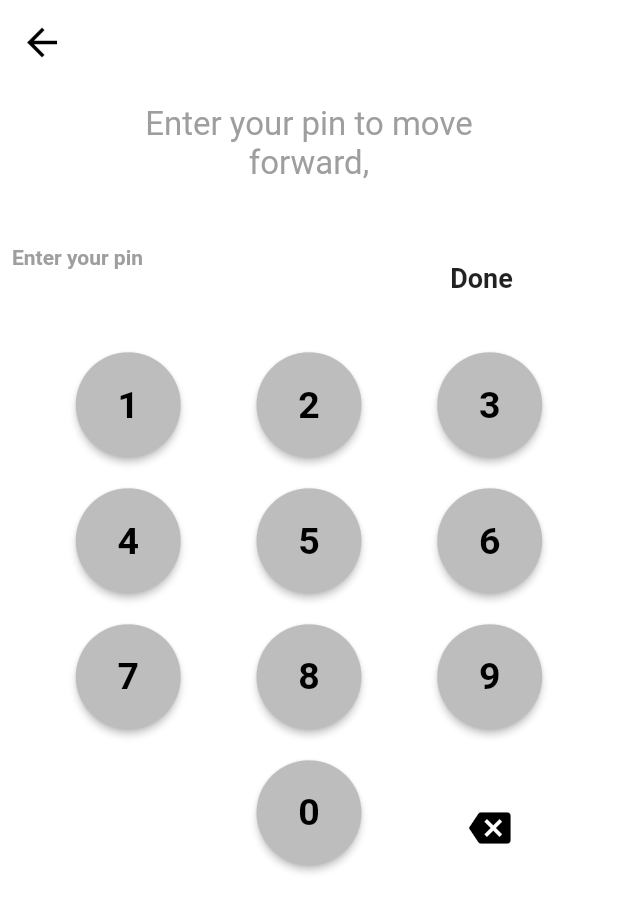
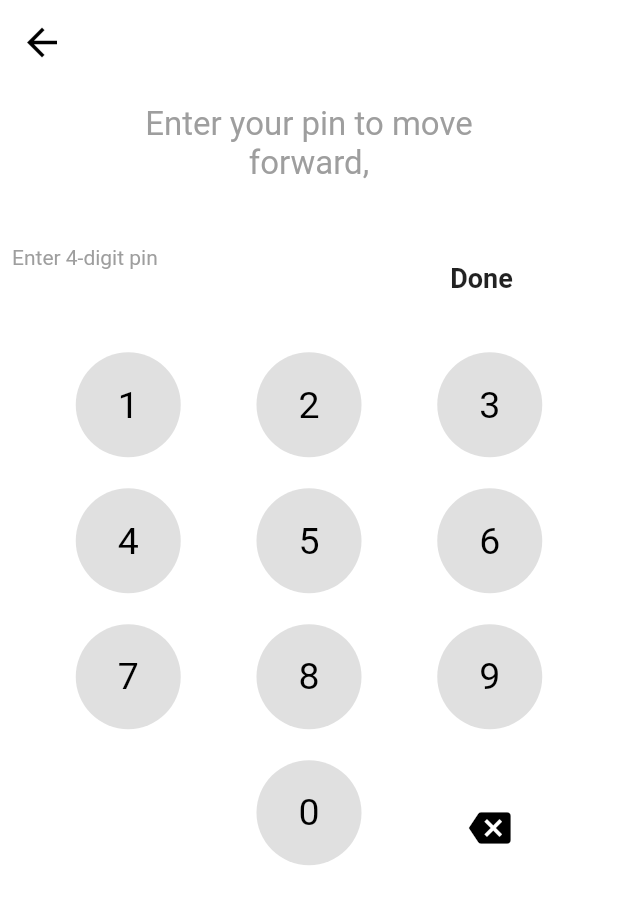
Before and after one commit to KChristelle/funny_web, a Flutter app: the screen it shows after launch, on a phone screen of 412 x 824 dp. Shown: the top 912 px of the screen. Run offline on Flutter 3.47's test engine with Material 2 defaults, Android fonts, the phone set to English and light mode, and no system bars.

Commit message:
Minor update

```diff
--- a/lib/numpad.dart
+++ b/lib/numpad.dart
@@ -73,8 +73,8 @@ class PinPad extends StatelessWidget {
     return Container(
       height: buttonSize,
       width: buttonSize,
-      child: RaisedButton(
-        color: Colors.grey[400],
+      child: FlatButton(
+        color: Colors.grey[300],
         shape: RoundedRectangleBorder(
           borderRadius: BorderRadius.circular(buttonSize / 2),
         ),
@@ -86,7 +86,7 @@ class PinPad extends StatelessWidget {
             num.toString(),
             style: TextStyle(
               fontSize: 25,
-              fontWeight: FontWeight.bold,
+              fontWeight: FontWeight.w400,
               color: Colors.black,
             ),
           ),
--- a/lib/pinpage.dart
+++ b/lib/pinpage.dart
@@ -57,10 +57,10 @@ class _PinPageState extends State<PinPage> {
                         mainAxisAlignment: MainAxisAlignment.center,
                         children: <Widget>[
                           Text(
-                            "Enter your pin",
+                            "Enter 4-digit pin",
                             style: TextStyle(
                               fontSize: 14,
-                              fontWeight: FontWeight.bold,
+                              fontWeight: FontWeight.w400,
                               color: Colors.grey,
                             ),
                           ),
```
